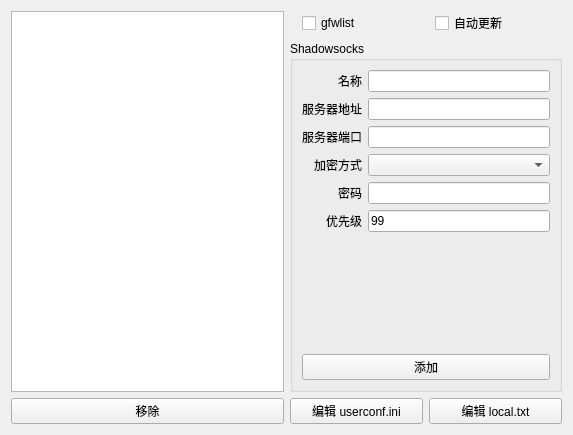
Old version of the form fgfw-lite/ui/settings.ui in the repository bylheart/fwlite.
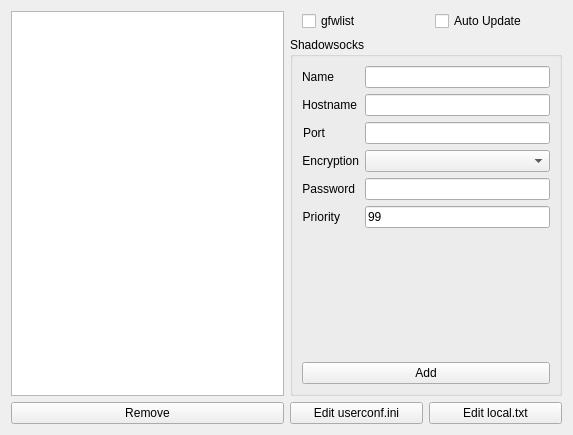
New version of the form.

```diff
--- a/fgfw-lite/ui/settings.ui
+++ b/fgfw-lite/ui/settings.ui
@@ -24,7 +24,7 @@
        <item>
         <widget class="QPushButton" name="parentRemoveButton">
          <property name="text">
-          <string>移除</string>
+          <string>Remove</string>
          </property>
         </widget>
        </item>
@@ -49,7 +49,7 @@
        <item>
         <widget class="QCheckBox" name="updateToggle">
          <property name="text">
-          <string>自动更新</string>
+          <string>Auto Update</string>
          </property>
         </widget>
        </item>
@@ -69,28 +69,40 @@
           <item row="1" column="0">
            <widget class="QLabel" name="label_3">
             <property name="text">
-             <string>服务器地址</string>
+             <string>Hostname</string>
+            </property>
+            <property name="alignment">
+             <set>Qt::AlignRight|Qt::AlignTrailing|Qt::AlignVCenter</set>
             </property>
            </widget>
           </item>
           <item row="2" column="0">
            <widget class="QLabel" name="label_4">
             <property name="text">
-             <string>服务器端口</string>
+             <string>Port</string>
+            </property>
+            <property name="alignment">
+             <set>Qt::AlignRight|Qt::AlignTrailing|Qt::AlignVCenter</set>
             </property>
            </widget>
           </item>
           <item row="3" column="0">
            <widget class="QLabel" name="label_5">
             <property name="text">
-             <string>　加密方式</string>
+             <string>Encryption</string>
+            </property>
+            <property name="alignment">
+             <set>Qt::AlignRight|Qt::AlignTrailing|Qt::AlignVCenter</set>
             </property>
            </widget>
           </item>
           <item row="4" column="0">
            <widget class="QLabel" name="label_6">
             <property name="text">
-             <string>　　　密码</string>
+             <string>Password</string>
+            </property>
+            <property name="alignment">
+             <set>Qt::AlignRight|Qt::AlignTrailing|Qt::AlignVCenter</set>
             </property>
            </widget>
           </item>
@@ -117,7 +129,10 @@
           <item row="0" column="0">
            <widget class="QLabel" name="label_7">
             <property name="text">
-             <string>　　　名称</string>
+             <string>Name</string>
+            </property>
+            <property name="alignment">
+             <set>Qt::AlignRight|Qt::AlignTrailing|Qt::AlignVCenter</set>
             </property>
            </widget>
           </item>
@@ -131,7 +146,10 @@
           <item row="5" column="0">
            <widget class="QLabel" name="label_8">
             <property name="text">
-             <string>　　优先级</string>
+             <string>Priority</string>
+            </property>
+            <property name="alignment">
+             <set>Qt::AlignRight|Qt::AlignTrailing|Qt::AlignVCenter</set>
             </property>
            </widget>
           </item>
@@ -152,7 +170,7 @@
           <item>
            <widget class="QPushButton" name="shadowsocksAddButton">
             <property name="text">
-             <string>添加</string>
+             <string>Add</string>
             </property>
            </widget>
           </item>
@@ -166,14 +184,14 @@
        <item>
         <widget class="QPushButton" name="editConfButton">
          <property name="text">
-          <string>编辑 userconf.ini</string>
+          <string>Edit userconf.ini</string>
          </property>
         </widget>
        </item>
        <item>
         <widget class="QPushButton" name="editLocalButton">
          <property name="text">
-          <string>编辑 local.txt</string>
+          <string>Edit local.txt</string>
          </property>
         </widget>
        </item>
```
Left out of the diff: 21 changed lines with no effect on the pictures.
